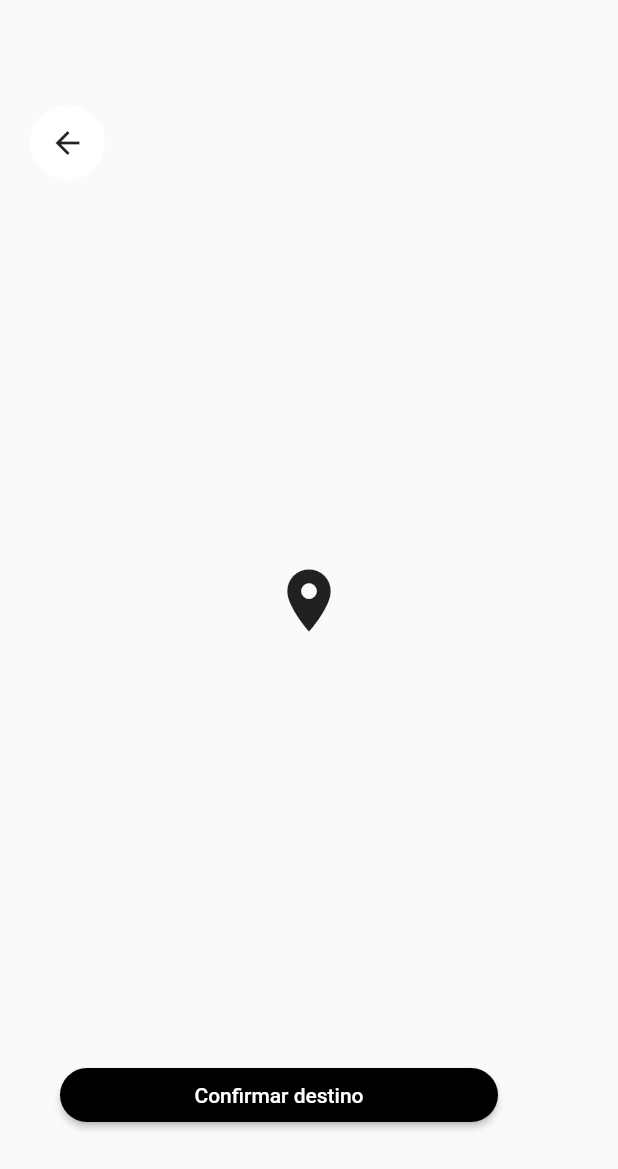
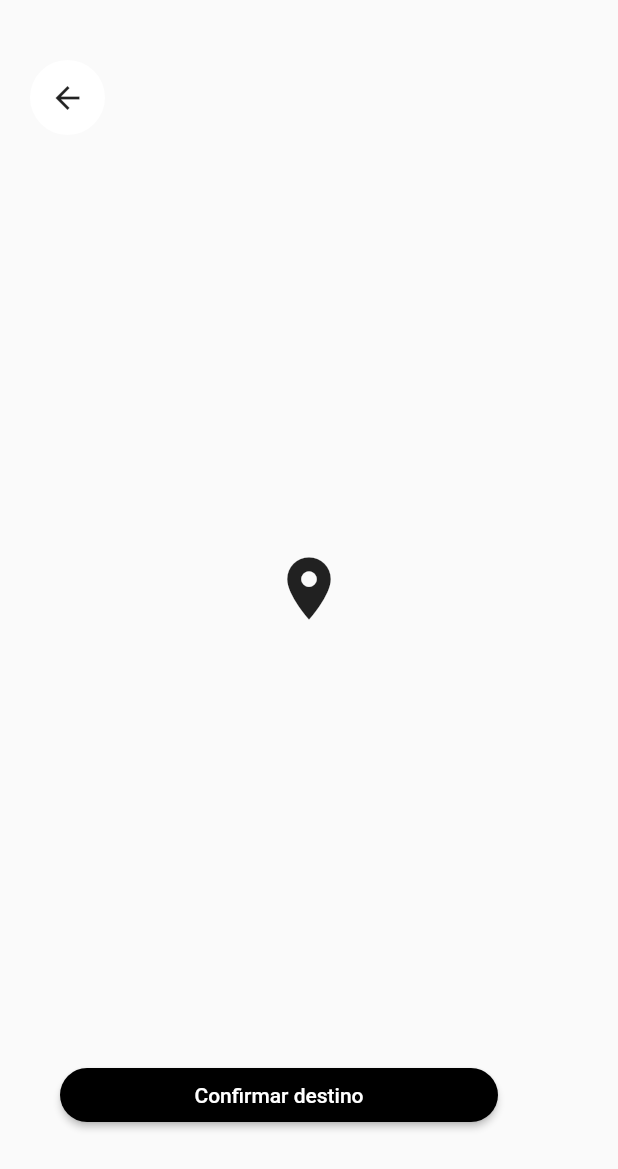
Before and after one commit to eliezerantonio/flutter-avancado, a Flutter app: the _BuildManualMarker widget shown alone on an empty page, opened directly, on a phone screen of 412 x 824 dp. Shown: the top 1169 px of the screen. Run offline on Flutter 3.47's test engine with Material 2 defaults, Android fonts, the phone set to English and light mode, and no system bars; our stand-ins replace animate_do, bloc, cloud_firestore, firebase_auth, flutter_bloc, flutter_secure_storage and 6 more; accounts and stored records are empty; statements that could not run were skipped.

```diff
--- a/maps_apps/lib/widgets/manual_marker.dart
+++ b/maps_apps/lib/widgets/manual_marker.dart
@@ -21,8 +21,9 @@ class _BuildManualMarker extends StatelessWidget {
       children: [
         //botao regressar
         Positioned(
-          top: 70,
+          top: 40,
           left: 20,
+          child: FadeInLeft(
             child: CircleAvatar(
               maxRadius: 25,
               backgroundColor: Colors.white,
@@ -35,13 +36,17 @@ class _BuildManualMarker extends StatelessWidget {
               ),
             ),
           ),
+        ),
 
         Center(
           child: Transform.translate(
-            offset: Offset(0, -12),
+            offset: Offset(0, -20),
+            child: BounceInDown(
+              from: 200,
               child: Icon(
                 Icons.location_on,
                 size: 50,
+              ),
             ),
           ),
         ),
@@ -50,6 +55,7 @@ class _BuildManualMarker extends StatelessWidget {
         Positioned(
           bottom: 70,
           left: 40,
+          child: FadeIn(
             child: MaterialButton(
                 minWidth: width - 120,
                 child: Text("Confirmar destino",
@@ -60,6 +66,7 @@ class _BuildManualMarker extends StatelessWidget {
                 onPressed: () {
                   //TODO:fazer algo!!!
                 }),
+          ),
         )
       ],
     );
--- a/maps_apps/lib/widgets/searchbar.dart
+++ b/maps_apps/lib/widgets/searchbar.dart
@@ -7,7 +7,10 @@ class SearchBar extends StatelessWidget {
       if (state.manualSelected) {
         return Container();
       } else {
-        return buildSearchBar(context);
+        return FadeInDown(
+          duration: Duration(milliseconds: 300),
+          child: buildSearchBar(context),
+        );
       }
     });
   }
--- a/maps_apps/lib/widgets/widgets.dart
+++ b/maps_apps/lib/widgets/widgets.dart
@@ -1,3 +1,4 @@
+import 'package:animate_do/animate_do.dart';
 import 'package:flutter/material.dart';
 import 'package:flutter_bloc/flutter_bloc.dart';
 import 'package:maps_apps/bloc/location/my_location_dart_bloc.dart';
```
Lines whose indentation alone changed are shown as unchanged.
